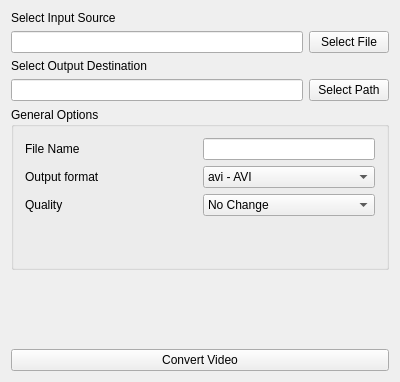
NRauh/SFVC, file mainwindow.ui: the form before one commit.
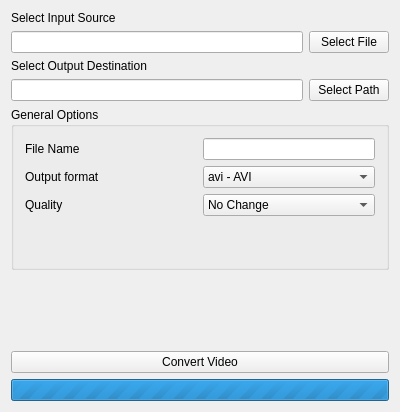
The form after the commit.

Commit message: Added an indefinite progress bar that shows when converting.

What changed in the file:
```diff
--- a/mainwindow.ui
+++ b/mainwindow.ui
@@ -7,7 +7,7 @@
     <x>0</x>
     <y>0</y>
     <width>400</width>
-    <height>382</height>
+    <height>412</height>
    </rect>
   </property>
   <property name="windowTitle">
@@ -245,6 +245,22 @@
       </property>
      </widget>
     </item>
+    <item>
+     <widget class="QProgressBar" name="progressBar">
+      <property name="enabled">
+       <bool>true</bool>
+      </property>
+      <property name="maximum">
+       <number>0</number>
+      </property>
+      <property name="value">
+       <number>-1</number>
+      </property>
+      <property name="textVisible">
+       <bool>false</bool>
+      </property>
+     </widget>
+    </item>
    </layout>
   </widget>
   <widget class="QMenuBar" name="menuBar">
```
The commit also changes 1 other file.
